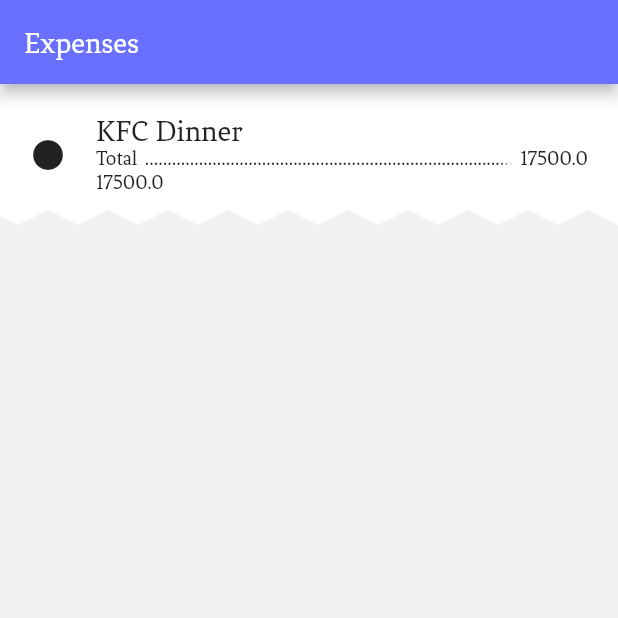
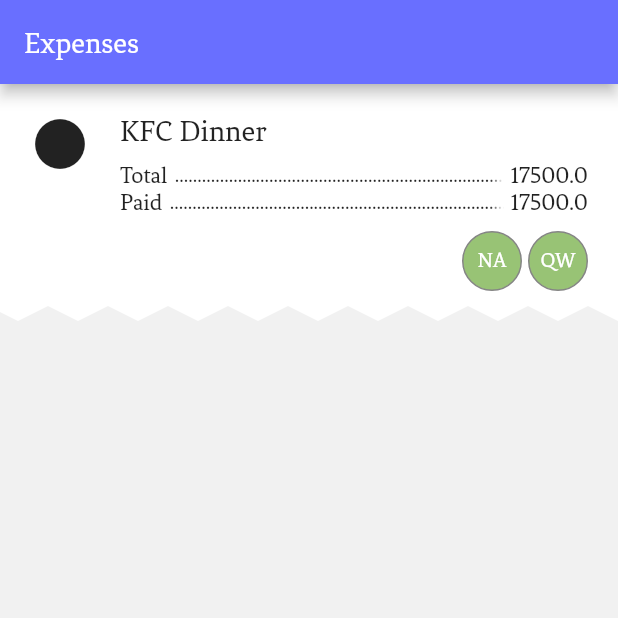
Before and after one commit to yescorp/bill_share_fe, a Flutter app: the screen it shows after launch, on a phone screen of 412 x 824 dp, the top half of it. Run offline on Flutter 3.47's test engine with Material 2 defaults, Android fonts, the light colour scheme and no system bars; our stand-ins replace bloc, dio, flutter_bloc, flutter_svg, freezed_annotation, get_it and 1 more; missing offline and left inert: graphic, mobile_scanner.

Commit message:
expense list screen added

```diff
--- a/lib/mobile/pages/create_payment/view/create_payment_screen.dart
+++ b/lib/mobile/pages/create_payment/view/create_payment_screen.dart
@@ -29,6 +29,7 @@
   @override
   Widget buildPage(context, cubit, state) {
     return Scaffold(
+      backgroundColor: AppColors.background,
       appBar: AppBar(
         title: Text('Payment info'),
         leading: IconButton(
--- a/lib/mobile/pages/create_payment_item/view/create_payment_item_screen.dart
+++ b/lib/mobile/pages/create_payment_item/view/create_payment_item_screen.dart
@@ -4,6 +4,8 @@
 import 'package:bill_share/mobile/pages/create_payment_item/view/create_payment_item_state.dart';
 import 'package:bill_share/services/navigation/api/navigation_provider.dart';
 import 'package:flutter/material.dart';
+
+import '../../../../styles/colors.dart';
 
 class CreatePaymentItemScreen
     extends AbstractScreen<CreatePaymentItemState, CreatePaymentItemCubit> {
@@ -17,6 +19,7 @@
   @override
   Widget buildPage(context, cubit, state) {
     return Scaffold(
+      backgroundColor: AppColors.background,
       appBar: AppBar(
         leading: IconButton(
           icon: Icon(Icons.arrow_back_ios),
--- a/lib/mobile/pages/dashboard/view/dashboard_screen.dart
+++ b/lib/mobile/pages/dashboard/view/dashboard_screen.dart
@@ -28,6 +28,7 @@
   @override
   Widget buildPage(context, cubit, state) {
     return Scaffold(
+      backgroundColor: AppColors.background,
       appBar: AppBar(
         title: Text('Dashboard'),
       ),
--- a/lib/mobile/pages/expense_list/view/expense_list_screen.dart
+++ b/lib/mobile/pages/expense_list/view/expense_list_screen.dart
@@ -1,5 +1,7 @@
 import 'package:bill_share/di/dependency_injection.dart';
 import 'package:bill_share/common/base_screen.dart';
+import 'package:bill_share/mobile/components/acronym_avatar.dart';
+import 'package:bill_share/mobile/components/dot_separated_list_tile.dart';
 import 'package:bill_share/mobile/components/wavy_container/wavy_container.dart';
 import 'package:bill_share/mobile/pages/expense_list/view/expense_list_cubit.dart';
 import 'package:bill_share/mobile/pages/expense_list/view/expense_list_state.dart';
@@ -33,15 +35,21 @@
       body: ListView.builder(
         itemCount: state.details.length,
         itemBuilder: (context, index) {
-          return WavyContainer(
+          return InkWell(
+            onTap: () => cubit.onExpenseTap(index),
+            child: WavyContainer(
               container: Container(
                   color: AppColors.white,
                   padding: EdgeInsets.all(20),
                   child: Column(
                     children: [
                       Row(
+                        crossAxisAlignment: CrossAxisAlignment.start,
                         children: [
-                        Icon(Icons.circle),
+                          const Icon(
+                            Icons.circle,
+                            size: 40,
+                          ),
                           const SizedBox(width: 20),
                           Expanded(
                             child: Column(
@@ -50,40 +58,62 @@
                                 Text(
                                   state.details[index].name,
                                   textAlign: TextAlign.start,
-                                style: TextStyle(
+                                  style: const TextStyle(
                                     fontSize: FontSizes.h3,
                                   ),
                                 ),
-                              Row(
-                                children: [
-                                  Text('Total'),
-                                  const SizedBox(width: 5),
-                                  Expanded(
-                                    child: Text(
-                                      '.' * 100,
-                                      overflow: TextOverflow.fade,
-                                      softWrap: false,
+                                const SizedBox(height: 10),
+                                if (state.openedExpenses
+                                        .contains(state.details[index].id) &&
+                                    state.details[index].items.isNotEmpty) ...[
+                                  ...state.details[index].items.map(
+                                    (e) => DotSeparatedListTile(
+                                      label: e.name,
+                                      value: '${e.price} x ${e.quantity}',
+                                      style: const TextStyle(
+                                        fontSize: FontSizes.p1,
                                       ),
                                     ),
-                                  const SizedBox(width: 5),
-                                  Text('${state.details[index].totalPrice}'),
+                                  ),
+                                  const SizedBox(height: 20),
                                 ],
+                                DotSeparatedListTile(
+                                  label: 'Total',
+                                  value: '${state.details[index].totalPrice}',
+                                  style: const TextStyle(
+                                    fontSize: FontSizes.p1,
                                   ),
-                              Row(
-                                children: [
-                                  Text('${state.details[index].paidPrice}'),
-                                ],
-                              )
+                                ),
+                                DotSeparatedListTile(
+                                  label: 'Paid',
+                                  value: '${state.details[index].paidPrice}',
+                                  style: const TextStyle(
+                                    fontSize: FontSizes.p1,
+                                  ),
+                                ),
                               ],
                             ),
                           ),
                         ],
                       ),
+                      const SizedBox(height: 10),
                       Row(
-                      children: [],
+                        mainAxisAlignment: MainAxisAlignment.end,
+                        children: [
+                          ...state.details[index].participants.map(
+                            (e) => Padding(
+                              padding: const EdgeInsets.only(left: 4.0),
+                              child: AcronymAvatar(
+                                name: e.name,
+                                heightWidth: 40,
+                              ),
+                            ),
+                          ),
+                        ],
                       )
                     ],
                   )),
+            ),
           );
         },
       ),
--- a/lib/mobile/pages/expense_list/view/expense_list_state.dart
+++ b/lib/mobile/pages/expense_list/view/expense_list_state.dart
@@ -7,5 +7,6 @@
 class ExpenseListState with _$ExpenseListState {
   factory ExpenseListState({
     @Default([]) List<PaymentInfo> details,
+    @Default([]) List<String> openedExpenses,
   }) = _ExpenseListState;
 }
--- a/lib/mobile/pages/friends_list/view/friends_list_screen.dart
+++ b/lib/mobile/pages/friends_list/view/friends_list_screen.dart
@@ -31,6 +31,7 @@
       length: 3,
       child: Builder(builder: (context) {
         return Scaffold(
+          backgroundColor: AppColors.background,
           appBar: AppBar(
             leading: IconButton(
               onPressed: () {},
--- a/lib/mobile/pages/login_intro/login_intro_screen.dart
+++ b/lib/mobile/pages/login_intro/login_intro_screen.dart
@@ -6,6 +6,8 @@
 import 'package:flutter/material.dart';
 import 'package:bill_share/styles/text_styles.dart';
 import 'package:flutter_svg/svg.dart';
+
+import '../../../styles/colors.dart';
 
 class LoginIntroScreen
     extends AbstractScreen<LoginIntroState, LoginIntroCubit> {
@@ -21,6 +23,7 @@
     final width = MediaQuery.of(context).size.width / 3;
 
     return Scaffold(
+      backgroundColor: AppColors.background,
       body: Stack(
         children: [
           Container(
--- a/lib/mobile/pages/qr_scanner/view/qr_scanner_screen.dart
+++ b/lib/mobile/pages/qr_scanner/view/qr_scanner_screen.dart
@@ -5,6 +5,8 @@
 import 'package:bill_share/services/navigation/api/navigation_provider.dart';
 import 'package:flutter/material.dart';
 import 'package:mobile_scanner/mobile_scanner.dart';
+
+import '../../../../styles/colors.dart';
 
 class QrScannerScreen extends AbstractScreen<QrScannerState, QrScannerCubit> {
   const QrScannerScreen({super.key});
@@ -17,6 +19,7 @@
   @override
   Widget buildPage(context, cubit, state) {
     return Scaffold(
+      backgroundColor: AppColors.background,
       body: MobileScanner(
         controller: MobileScannerController(
           detectionSpeed: DetectionSpeed.noDuplicates,
--- a/lib/mobile/pages/select_friends/view/select_friends_screen.dart
+++ b/lib/mobile/pages/select_friends/view/select_friends_screen.dart
@@ -37,6 +37,7 @@
       length: 2,
       child: Builder(builder: (context) {
         return Scaffold(
+          backgroundColor: AppColors.background,
           appBar: AppBar(
             leading: IconButton(
               onPressed: cubit.onBackButtonPressed,
--- a/lib/mobile/pages/sign_in/view/sign_in_screen.dart
+++ b/lib/mobile/pages/sign_in/view/sign_in_screen.dart
@@ -22,6 +22,7 @@
     final width = MediaQuery.of(context).size.width / 3;
 
     return Scaffold(
+      backgroundColor: AppColors.background,
       appBar: AppBar(
         leading: IconButton(
           icon: const Icon(Icons.arrow_back),
--- a/lib/mobile/pages/sign_up/view/sign_up_screen.dart
+++ b/lib/mobile/pages/sign_up/view/sign_up_screen.dart
@@ -21,6 +21,7 @@
     final width = MediaQuery.of(context).size.width / 3;
 
     return Scaffold(
+      backgroundColor: AppColors.background,
       appBar: AppBar(
         leading: IconButton(
           icon: const Icon(Icons.arrow_back),
--- a/lib/models/payment/payment_info.dart
+++ b/lib/models/payment/payment_info.dart
@@ -5,6 +5,7 @@
 import 'package:bill_share/models/user/user_info.dart';
 
 class PaymentInfo {
+  final String id;
   final String name;
   final PaymentCategory category;
   final PaymentType type;
@@ -17,6 +18,7 @@
   final Map<String, double>? additional;
 
   const PaymentInfo({
+    required this.id,
     required this.name,
     required this.type,
     required this.category,
```
Also changed, not shown: lib/mobile/pages/expense_list/view/expense_list_cubit.dart (+19 -0 lines), lib/mobile/pages/expense_list/view/expense_list_state.freezed.dart. Lines whose indentation alone changed are shown as unchanged.
